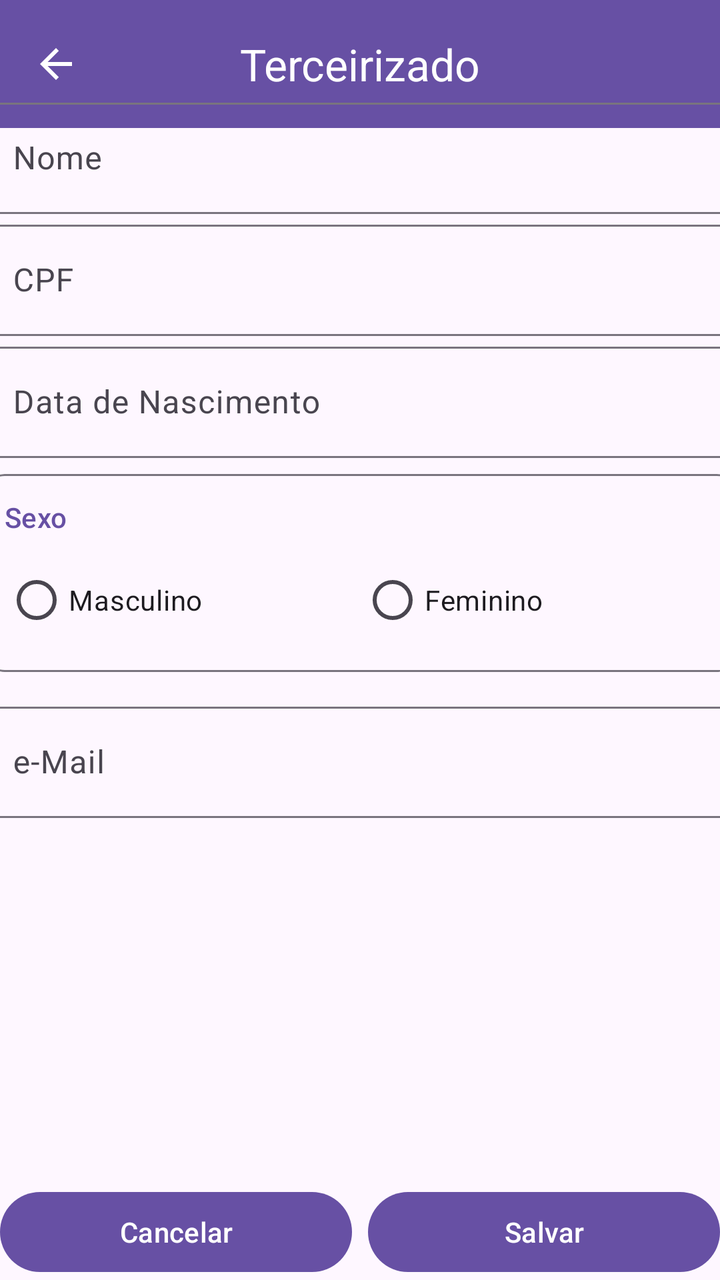
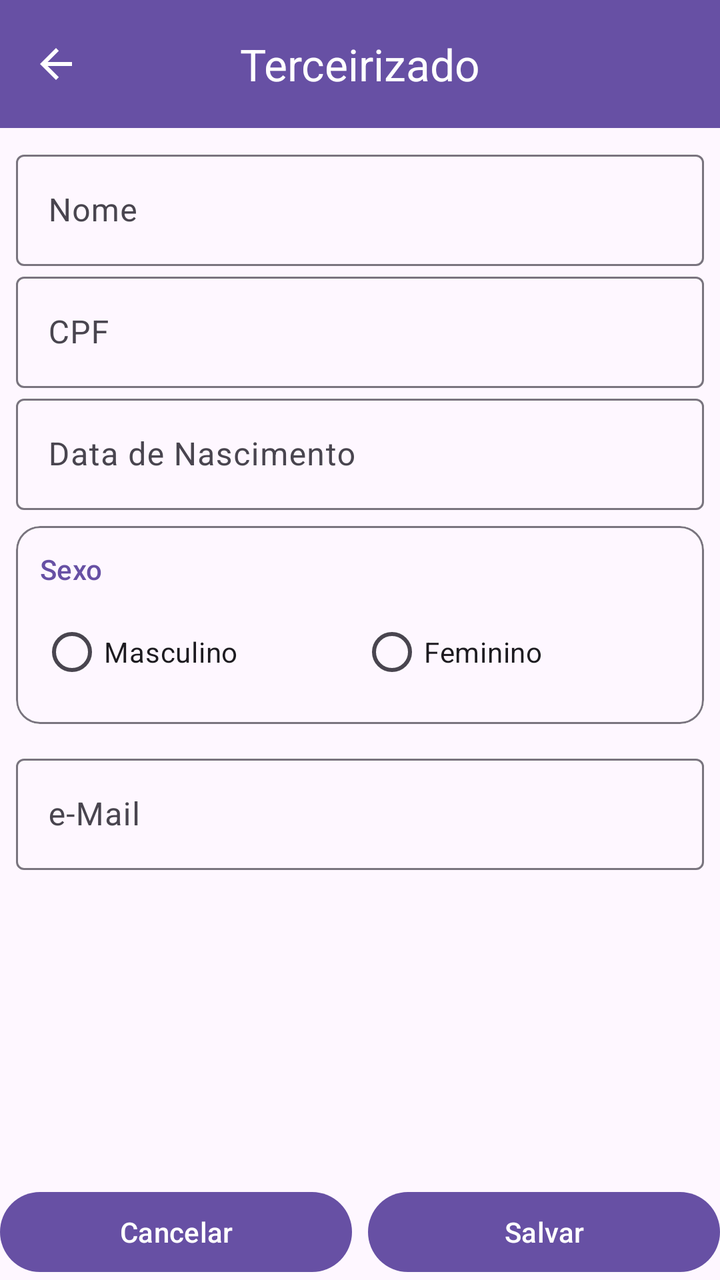

Two renders of the same Android screen: before a commit and after it. Below are the layout's source before the change and the commit's diff.
<!-- AndroidManifest.xml: application theme Theme.GTerAndroid -->
<!-- res/layout/activity_terceirizado.xml -->
<?xml version="1.0" encoding="utf-8"?>
<androidx.constraintlayout.widget.ConstraintLayout xmlns:android="http://schemas.android.com/apk/res/android"
    xmlns:app="http://schemas.android.com/apk/res-auto"
    xmlns:tools="http://schemas.android.com/tools"
    android:id="@+id/main"
    android:layout_width="match_parent"
    android:layout_height="match_parent"
    android:fitsSystemWindows="true"
    tools:context=".TerceirizadoActivity">

    <com.google.android.material.appbar.MaterialToolbar
        android:id="@+id/mtbTercCabecalho"
        android:layout_width="0dp"
        android:layout_height="wrap_content"
        android:background="?attr/colorPrimary"
        android:minHeight="?attr/actionBarSize"
        android:theme="?attr/actionBarTheme"
        app:layout_constraintEnd_toEndOf="parent"
        app:layout_constraintStart_toStartOf="parent"
        app:layout_constraintTop_toTopOf="parent"
        app:title="Terceirizado"
        app:titleCentered="true"
        app:titleTextColor="#FFFFFF"
        app:navigationIcon="@drawable/ic_arrow_back_24"
        app:navigationContentDescription="Voltar"
        app:navigationIconTint="@android:color/white" />

    <ScrollView
        android:id="@+id/svTercFormulario"
        android:layout_width="396dp"
        android:layout_height="384dp"
        app:layout_constraintBottom_toTopOf="@+id/lvTercPostosTrabalho"
        app:layout_constraintEnd_toEndOf="parent"
        app:layout_constraintStart_toStartOf="parent"
        app:layout_constraintTop_toBottomOf="@+id/mtbTercCabecalho"
        app:layout_constraintVertical_chainStyle="packed"
        app:layout_constraintVertical_weight="1">

        <LinearLayout
            android:layout_width="match_parent"
            android:layout_height="wrap_content"
            android:layout_marginStart="8dp"
            android:layout_marginTop="8dp"
            android:layout_marginEnd="8dp"
            android:orientation="vertical">

            <com.google.android.material.textfield.TextInputLayout
                android:id="@+id/tilTercNome"
                android:layout_width="match_parent"
                android:layout_height="wrap_content"
                android:hint="Nome">

                <com.google.android.material.textfield.TextInputEditText
                    android:id="@+id/etTercNomTerceirizado"
                    android:layout_width="match_parent"
                    android:layout_height="wrap_content"
                    android:inputType="text"
                    android:maxLength="60" />
            </com.google.android.material.textfield.TextInputLayout>

            <com.google.android.material.textfield.TextInputLayout
                android:id="@+id/tilTercNumCpf"
                android:layout_width="match_parent"
                android:layout_height="wrap_content"
                android:hint="CPF">

                <com.google.android.material.textfield.TextInputEditText
                    android:id="@+id/etTercNumCpf"
                    android:layout_width="match_parent"
                    android:layout_height="wrap_content"
                    android:inputType="number"
                    android:maxLength="14" />
            </com.google.android.material.textfield.TextInputLayout>

            <com.google.android.material.textfield.TextInputLayout
                android:id="@+id/tilTercDataNascimento"
                android:layout_width="match_parent"
                android:layout_height="wrap_content"
                android:hint="Data de Nascimento">

                <com.google.android.material.textfield.TextInputEditText
                    android:id="@+id/etTercDataNascimento"
                    android:layout_width="match_parent"
                    android:layout_height="wrap_content"
                    android:inputType="date"
                    android:maxLength="10" />
            </com.google.android.material.textfield.TextInputLayout>

            <com.google.android.material.card.MaterialCardView
                style="?attr/materialCardViewOutlinedStyle"
                android:layout_width="match_parent"
                android:layout_height="wrap_content"
                android:layout_marginTop="8dp"
                app:strokeColor="?attr/colorOutline"
                app:strokeWidth="1dp">

                <LinearLayout
                    android:layout_width="match_parent"
                    android:layout_height="wrap_content"
                    android:orientation="vertical"
                    android:padding="12dp">

                    <TextView
                        android:id="@+id/tercTvSexo"
                        android:layout_width="wrap_content"
                        android:layout_height="wrap_content"
                        android:text="Sexo"
                        android:textAppearance="?attr/textAppearanceTitleSmall"
                        android:textColor="?attr/colorPrimary" />

                    <RadioGroup
                        android:id="@+id/rgTercCodSexo"
                        android:layout_width="match_parent"
                        android:layout_height="wrap_content"
                        android:layout_marginTop="8dp"
                        android:orientation="horizontal">

                        <RadioButton
                            android:id="@+id/rbTercMasculino"
                            android:layout_width="0dp"
                            android:layout_height="wrap_content"
                            android:layout_weight="1"
                            android:tag="M"
                            android:text="Masculino" />

                        <RadioButton
                            android:id="@+id/rbTercFeminino"
                            android:layout_width="0dp"
                            android:layout_height="wrap_content"
                            android:layout_weight="1"
                            android:tag="F"
                            android:text="Feminino" />
                    </RadioGroup>
                </LinearLayout>
            </com.google.android.material.card.MaterialCardView>

            <com.google.android.material.textfield.TextInputLayout
                android:id="@+id/tercTIlEmail"
                android:layout_width="match_parent"
                android:layout_height="wrap_content"
                android:layout_marginTop="12dp"
                android:hint="e-Mail">

                <com.google.android.material.textfield.TextInputEditText
                    android:id="@+id/etTercDesEmail"
                    android:layout_width="match_parent"
                    android:layout_height="wrap_content"
                    android:inputType="textEmailAddress" />
            </com.google.android.material.textfield.TextInputLayout>

        </LinearLayout>
    </ScrollView>

    <ListView
        android:id="@+id/lvTercPostosTrabalho"
        android:layout_width="0dp"
        android:layout_height="180dp"
        android:layout_marginStart="8dp"
        android:layout_marginTop="8dp"
        android:layout_marginEnd="8dp"
        android:layout_marginBottom="8dp"
        android:nestedScrollingEnabled="true"
        app:layout_constraintBottom_toTopOf="@+id/llTercRodape"
        app:layout_constraintEnd_toEndOf="parent"
        app:layout_constraintStart_toStartOf="parent"
        app:layout_constraintTop_toBottomOf="@+id/svTercFormulario" />

    <LinearLayout
        android:id="@+id/llTercRodape"
        android:layout_width="0dp"
        android:layout_height="wrap_content"
        android:orientation="horizontal"
        app:layout_constraintBottom_toBottomOf="parent"
        app:layout_constraintEnd_toEndOf="parent"
        app:layout_constraintStart_toStartOf="parent">

        <Button
            android:id="@+id/btTercCancelar"
            android:layout_width="0dp"
            android:layout_height="wrap_content"
            android:layout_weight="1"
            android:layout_marginEnd="4dp"
            android:text="Cancelar" />

        <Button
            android:id="@+id/btTercSalvar"
            android:layout_width="0dp"
            android:layout_height="wrap_content"
            android:layout_weight="1"
            android:layout_marginStart="4dp"
            android:text="Salvar" />
    </LinearLayout>


</androidx.constraintlayout.widget.ConstraintLayout>
<!-- resources referenced by this layout -->
<resources>
  <!-- drawable ic_arrow_back_24 (drawable) -->
  <vector xmlns:android="http://schemas.android.com/apk/res/android" android:autoMirrored="true" android:height="24dp" android:tint="#000000" android:viewportHeight="24" android:viewportWidth="24" android:width="24dp">
        
      <path android:fillColor="@android:color/white" android:pathData="M20,11H7.83l5.59,-5.59L12,4l-8,8 8,8 1.41,-1.41L7.83,13H20v-2z"/>
      
  </vector>
  <style name="Theme.GTerAndroid" parent="Base.Theme.GTerAndroid" />
  <style name="Base.Theme.GTerAndroid" parent="Theme.Material3.DayNight.NoActionBar">
          
          
      </style>
</resources>

<!-- the commit's change to res/layout/activity_terceirizado.xml (unified diff, before → after) -->
@@ -27,8 +27,8 @@
 
     <ScrollView
         android:id="@+id/svTercFormulario"
-        android:layout_width="396dp"
-        android:layout_height="384dp"
+        android:layout_width="0dp"
+        android:layout_height="wrap_content"
         app:layout_constraintBottom_toTopOf="@+id/lvTercPostosTrabalho"
         app:layout_constraintEnd_toEndOf="parent"
         app:layout_constraintStart_toStartOf="parent"
@@ -154,10 +154,8 @@
     <ListView
         android:id="@+id/lvTercPostosTrabalho"
         android:layout_width="0dp"
-        android:layout_height="180dp"
-        android:layout_marginStart="8dp"
+        android:layout_height="0dp"
         android:layout_marginTop="8dp"
-        android:layout_marginEnd="8dp"
         android:layout_marginBottom="8dp"
         android:nestedScrollingEnabled="true"
         app:layout_constraintBottom_toTopOf="@+id/llTercRodape"
